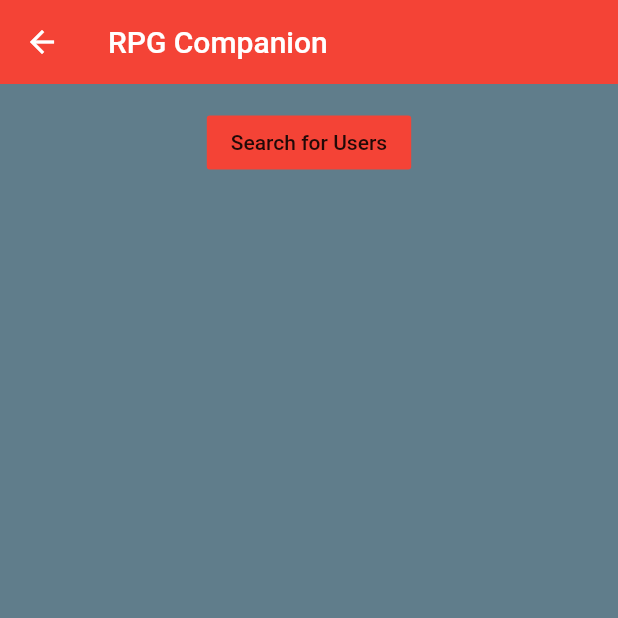
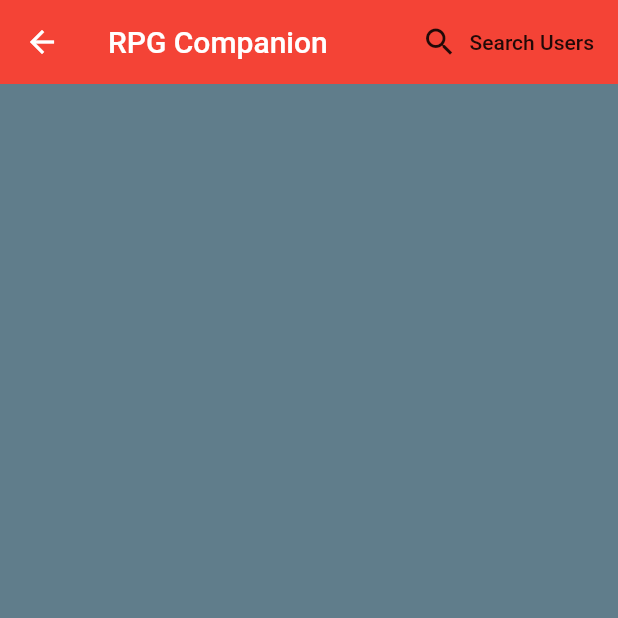
Before and after one commit to Grave2363/Table_Top_Assist, a Flutter app: the listOfChats screen opened directly, on a phone screen of 412 x 824 dp, the top half of it. Run offline on Flutter 3.47's test engine with Material 2 defaults, Android fonts, the phone set to English and light mode, and no system bars; our stand-ins replace cloud_firestore, firebase_auth, flutter_spinkit, fluttertoast, image_picker, shared_preferences; accounts and stored records are empty.

Commit message:
small changes to the ui

```diff
--- a/lib/Home/home.dart
+++ b/lib/Home/home.dart
@@ -60,7 +60,7 @@ class _homeState extends State<home> {
           actions: <Widget>[
             FlatButton.icon(onPressed: ()async{
               await _auth.signOut();
-            }, icon: Icon(Icons.person), label: Text('Log Out'))
+             }, icon: Icon(Icons.person), label: Text('Log Out'))
           ],
         ),
         body: SingleChildScrollView(child: Column(
--- a/lib/Pages/ChatList.dart
+++ b/lib/Pages/ChatList.dart
@@ -141,7 +141,7 @@ class _ChatSearchState extends State<ChatSearch> {
                       borderRadius: BorderRadius.circular(30),
                     ),
                     padding: EdgeInsets.all(12),
-                    child: Image.asset("assets/search.jpg")
+                    child: Image.asset("assets/searchIcon.png")
                 ),
                 ),
               ],
--- a/lib/Pages/ListOfChats.dart
+++ b/lib/Pages/ListOfChats.dart
@@ -53,20 +53,24 @@ class _listOfChatsState extends State<listOfChats> {
         backgroundColor: Colors.red,
         elevation: 0.0,
         title: Text('RPG Companion'),
+        actions: <Widget>[
+          FlatButton.icon(
+            icon: Icon(Icons.search),
+        label: Text('Search Users'),
+            onPressed: (){
+              Navigator.of(context).push(MaterialPageRoute(
+                  builder: (context) => ChatSearch()
+              ));},
+          ) ,
+        ],
       ),
       body:Container(
-        padding: EdgeInsets.symmetric(horizontal: 20, vertical: 15),
+        padding: EdgeInsets.symmetric(horizontal: 0, vertical: 0),
         child: Column(
+         crossAxisAlignment: CrossAxisAlignment.stretch,
+          mainAxisAlignment: MainAxisAlignment.start,
           children: <Widget>[
-            FlatButton(
-              color: Colors.red,
-              child: Text("Search for Users"),
-              onPressed: (){
-                Navigator.of(context).push(MaterialPageRoute(
-                    builder: (context) => ChatSearch()
-                ));
-                },
-            ) ,
+
             chatList()
           ],
         ),
@@ -89,6 +93,7 @@ class ChatListDisplay extends StatelessWidget {
       },
       child: Container(
         color: Colors.black,
+        padding: EdgeInsets.symmetric(horizontal: 20, vertical: 15),
         child: Row(
           children: <Widget>[
             Container(
--- a/lib/Pages/Profile.dart
+++ b/lib/Pages/Profile.dart
@@ -112,7 +112,7 @@ class _profileState extends State<profile> {
      body: SingleChildScrollView(
       child: Column(
         children: <Widget>[
-          TextField(onChanged: (val) {setState(() => User = val);},controller: _userController ,decoration: textInputDecor.copyWith(hintText: 'Profile Name'),),
+          TextField(onChanged: (val) {setState(() => User = val);},controller: _userController ,decoration: textInputDecor.copyWith(hintText: 'Profile Name', enabled: false),),
           FlatButton(
             color: Colors.red, child: Text('Get Image From Gallery'),
             onPressed: (){
```
Also changed, not shown: assets/searchIcon.png (added).
